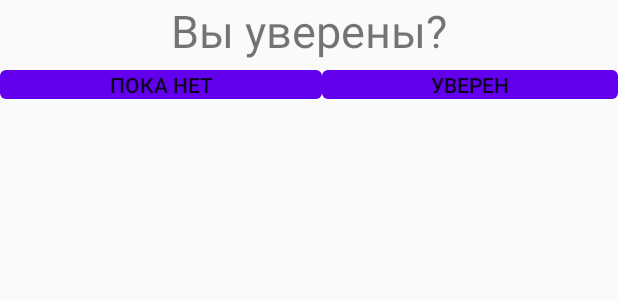
After one commit to paterdimitry/Notes, an Android app: the layout fragment_dialog_delete.xml on its own in the app's theme, with its tools: preview values and no code run, on a phone screen of 412 x 824 dp. The commit adds this screen. Shown: the top 300 px of the screen. Run offline under Robolectric (Android 15) with nearby library versions, the phone set to English and light mode, and no system bars.

Commit message:
Dialog Windows

```diff
--- a/app/src/main/java/com/geekbrain/notes/CardData.java
+++ b/app/src/main/java/com/geekbrain/notes/CardData.java
@@ -3,10 +3,9 @@ package com.geekbrain.notes;
 import android.os.Parcel;
 import android.os.Parcelable;
 
-import java.io.Serializable;
 import java.util.Date;
 
-public class CardData implements Parcelable, Serializable {
+public class CardData implements Parcelable {
 
     private String id;
     private String title; //Заголовок заметки
--- a/app/src/main/java/com/geekbrain/notes/CardSourceFirebaseImpl.java
+++ b/app/src/main/java/com/geekbrain/notes/CardSourceFirebaseImpl.java
@@ -19,7 +19,7 @@ public class CardSourceFirebaseImpl implements CardSource {
     private FirebaseFirestore store = FirebaseFirestore.getInstance();
     private CollectionReference collection = store.collection(CARDS_COLLECTION);
 
-    private List<CardData> data = new ArrayList<>();
+    private List<CardData> data;
 
     @Override
     public CardSource init(final CardSourceResponse cardSourceResponse) {
--- /dev/null
+++ b/app/src/main/java/com/geekbrain/notes/interfaces/OnDialogListener.java
@@ -0,0 +1,6 @@
+package com.geekbrain.notes.interfaces;
+
+public interface OnDialogListener {
+    void onDialogNo();
+    void onDialogYes(int position);
+}
--- a/app/src/main/java/com/geekbrain/notes/navigation/Navigation.java
+++ b/app/src/main/java/com/geekbrain/notes/navigation/Navigation.java
@@ -37,4 +37,8 @@ public class Navigation {
             fragmentTransaction.addToBackStack(null);
         }
         fragmentTransaction.commit();}
+
+    public FragmentManager getFragmentManager() {
+        return fragmentManager;
+    }
 }
--- /dev/null
+++ b/app/src/main/res/layout/fragment_dialog_delete.xml
@@ -0,0 +1,39 @@
+<?xml version="1.0" encoding="utf-8"?>
+<LinearLayout xmlns:android="http://schemas.android.com/apk/res/android"
+    android:layout_width="match_parent"
+    android:layout_height="match_parent"
+    android:orientation="vertical">
+
+    <TextView
+        android:id="@+id/textView"
+        android:layout_width="match_parent"
+        android:layout_height="wrap_content"
+        android:text="@string/confirm_delete"
+        android:textAlignment="center"
+        android:textSize="30sp" />
+
+    <LinearLayout
+        android:layout_width="match_parent"
+        android:layout_height="wrap_content"
+        android:orientation="horizontal">
+
+
+        <com.google.android.material.button.MaterialButton
+            android:id="@+id/btnNo"
+            android:layout_width="wrap_content"
+            android:layout_height="wrap_content"
+            android:layout_weight="1"
+            android:text="@string/delete_no"
+            android:textAlignment="center"
+            android:textAppearance="@style/TextAppearance.AppCompat.Button" />
+
+        <com.google.android.material.button.MaterialButton
+            android:id="@+id/btnYes"
+            android:layout_width="wrap_content"
+            android:layout_height="wrap_content"
+            android:layout_weight="1"
+            android:text="@string/delete_yes"
+            android:textAlignment="center"
+            android:textAppearance="@style/TextAppearance.AppCompat.Button" />
+    </LinearLayout>
+</LinearLayout>
--- a/app/src/main/res/values/strings.xml
+++ b/app/src/main/res/values/strings.xml
@@ -22,5 +22,9 @@
     <string name="description_on_change">Описание</string>
     <string name="text_on_change">Текст заметки</string>
     <string name="confirm">Подтвердить</string>
+    <string name="add_text">Добавить заметку</string>
+    <string name="confirm_delete">Вы уверены?</string>
+    <string name="delete_no">Пока нет</string>
+    <string name="delete_yes">Уверен</string>
 
 </resources>
```
Also changed, not shown: app/src/main/java/com/geekbrain/notes/ui/NoteListAdapter.java (+3 -15 lines), app/src/main/java/com/geekbrain/notes/ui/fragments/DialogFragment.java (added, +58 -0 lines), app/src/main/java/com/geekbrain/notes/ui/fragments/NoteFragment.java (+27 -11 lines), app/src/main/res/layout/fragment_note.xml (+14 -0 lines), app/src/main/res/drawable/add_text.png (added).
